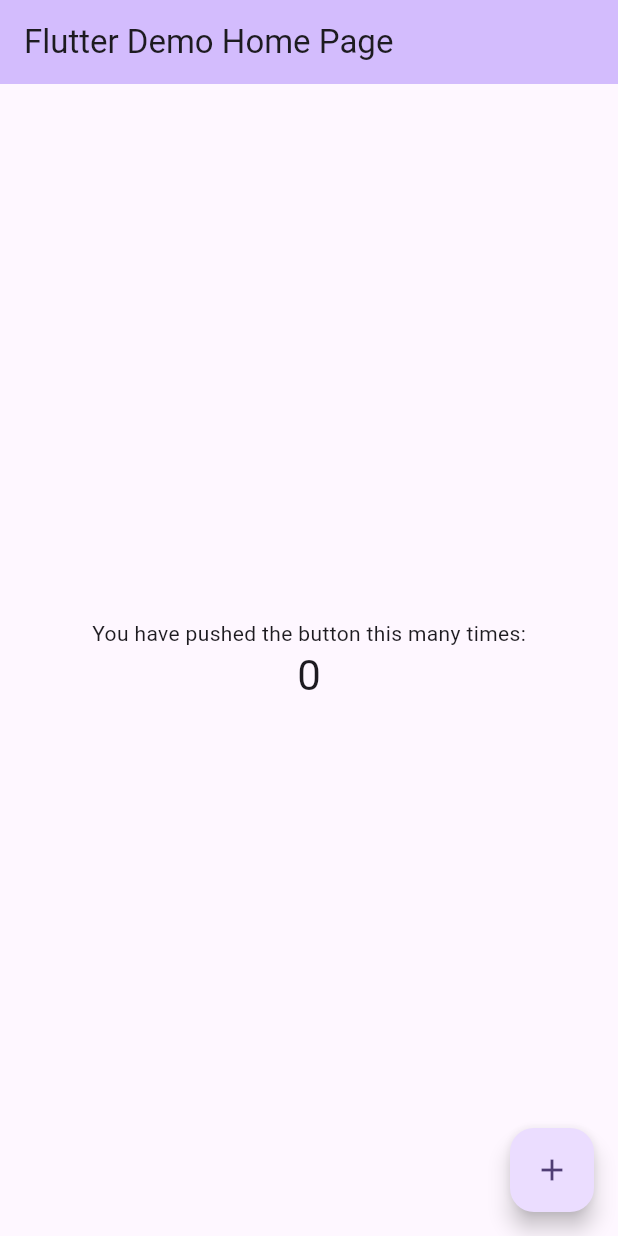
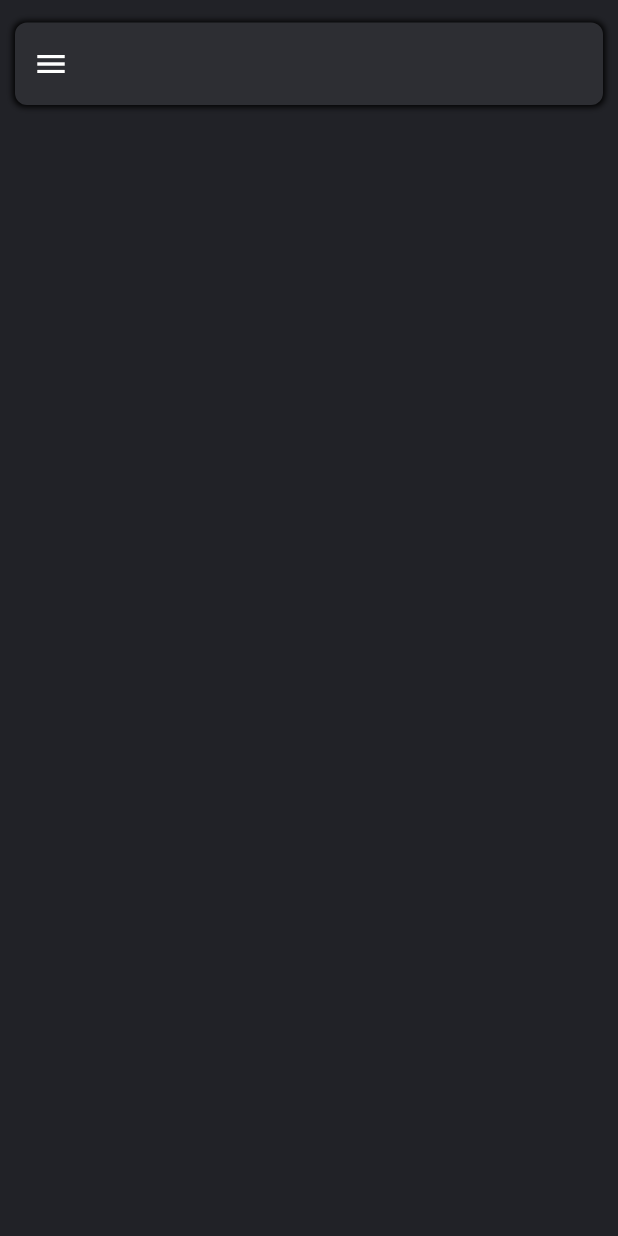
Before and after one commit to HarshGupta0/KeepNotes, a Flutter app: the screen it shows after launch, on a phone screen of 412 x 824 dp. Run offline on Flutter 3.47's test engine with Material 2 defaults, Android fonts, the light colour scheme and no system bars.

Commit message:
working on main screen

```diff
--- /dev/null
+++ b/lib/Home.dart
@@ -0,0 +1,47 @@
+import 'package:flutter/material.dart';
+import 'package:keepnote/constants.dart';
+
+class Home extends StatefulWidget {
+  const Home({super.key});
+
+  @override
+  State<Home> createState() => _HomeState();
+}
+
+class _HomeState extends State<Home> {
+  @override
+  Widget build(BuildContext context) {
+    return Scaffold(
+      backgroundColor: mybgColor,
+      body: SafeArea(
+        child: Container(
+          child: Column(
+            children: [
+              Container(
+                margin: EdgeInsets.symmetric(horizontal: 10,vertical: 15),
+                width: MediaQuery.of(context).size.width,
+                height: 55,
+                decoration: BoxDecoration(
+                  color: mycardColor,
+                  borderRadius: BorderRadius.circular(8),
+                  boxShadow: [
+                    BoxShadow(
+                        color: myblack,
+                        spreadRadius: 1*.7,
+                        blurRadius: 3
+                    ),
+                  ],
+                ),
+                child: Row(
+                  children: [
+                    IconButton(onPressed: (){}, icon: Icon(Icons.menu,color: mywhite,))
+                  ],
+                ),
+              )
+            ],
+          ),
+        ),
+      ),
+    );
+  }
+}
--- /dev/null
+++ b/lib/constants.dart
@@ -0,0 +1,5 @@
+import 'package:flutter/material.dart';
+const Color mybgColor = Color(0xFF212227);
+const Color mycardColor = Color(0xFF2D2E33);
+const Color myblack = Color(0xFF000000);
+const Color mywhite = Color(0xFFFFFFFF);
--- a/lib/main.dart
+++ b/lib/main.dart
@@ -1,5 +1,5 @@
 import 'package:flutter/material.dart';
-
+import 'Home.dart';
 void main() {
   runApp(const MyApp());
 }
@@ -14,54 +14,7 @@ class MyApp extends StatelessWidget {
         colorScheme: ColorScheme.fromSeed(seedColor: Colors.deepPurple),
         useMaterial3: true,
       ),
-      home: const MyHomePage(title: 'Flutter Demo Home Page'),
+      home:Home(),
     );
   }
 }
-
-class MyHomePage extends StatefulWidget {
-  const MyHomePage({super.key, required this.title});
-  final String title;
-
-  @override
-  State<MyHomePage> createState() => _MyHomePageState();
-}
-
-class _MyHomePageState extends State<MyHomePage> {
-  int _counter = 0;
-
-  void _incrementCounter() {
-    setState(() {
-      _counter++;
-    });
-  }
-
-  @override
-  Widget build(BuildContext context) {
-    return Scaffold(
-      appBar: AppBar(
-        backgroundColor: Theme.of(context).colorScheme.inversePrimary,
-        title: Text(widget.title),
-      ),
-      body: Center(
-        child: Column(
-          mainAxisAlignment: MainAxisAlignment.center,
-          children: <Widget>[
-            const Text(
-              'You have pushed the button this many times:',
-            ),
-            Text(
-              '$_counter',
-              style: Theme.of(context).textTheme.headlineMedium,
-            ),
-          ],
-        ),
-      ),
-      floatingActionButton: FloatingActionButton(
-        onPressed: _incrementCounter,
-        tooltip: 'Increment',
-        child: const Icon(Icons.add),
-      ), // This trailing comma makes auto-formatting nicer for build methods.
-    );
-  }
-}
```
Also changed, not shown: pubspec.lock.
